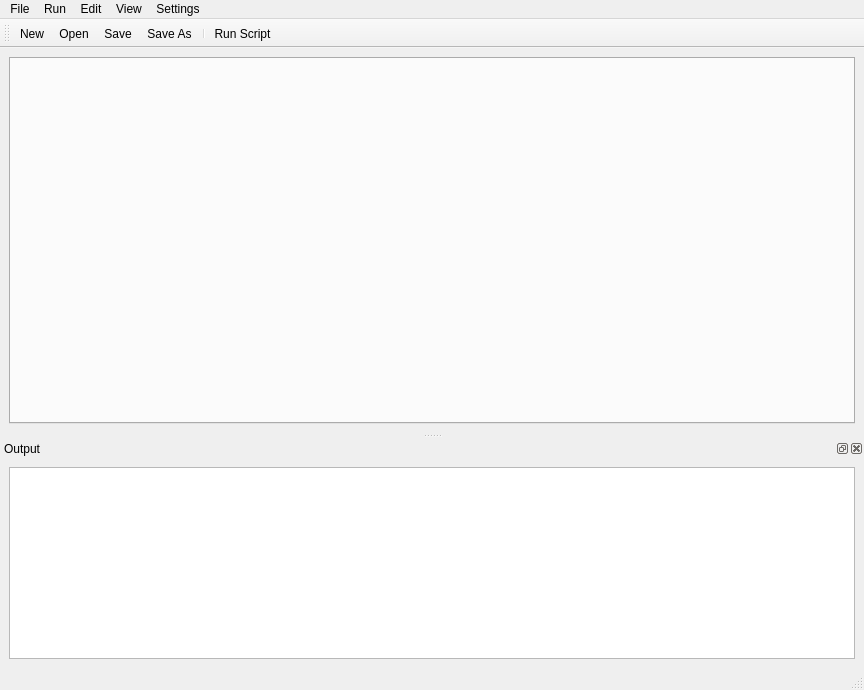
First picture: the form in Plugins/GUI/x4c_gui_layout.ui, repository bvbohnen/X4_Customizer, before the edit.
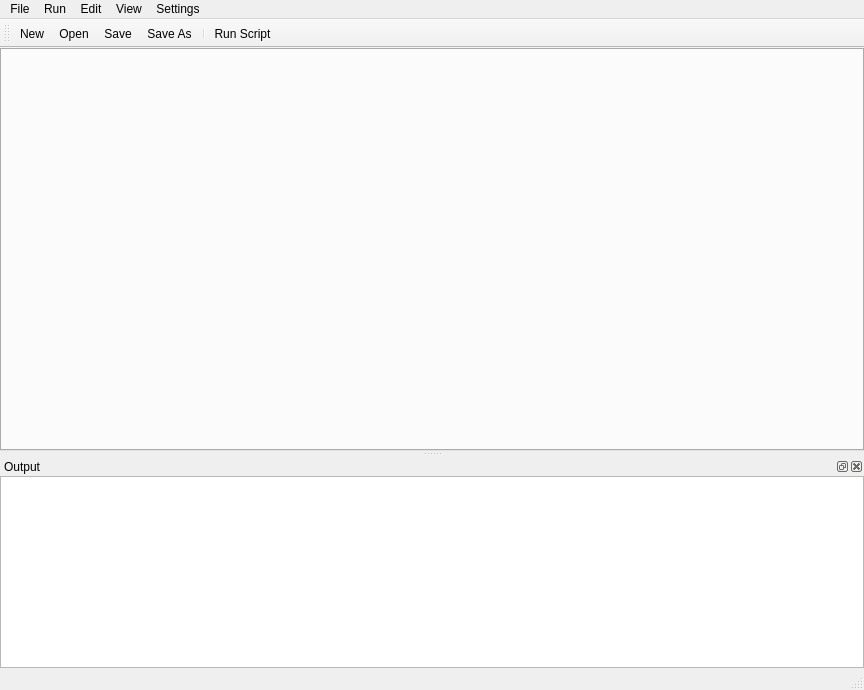
Second picture: the form after the edit.

```diff
--- a/Plugins/GUI/x4c_gui_layout.ui
+++ b/Plugins/GUI/x4c_gui_layout.ui
@@ -18,6 +18,18 @@
   </property>
   <widget class="QWidget" name="centralwidget">
    <layout class="QGridLayout" name="gridLayout_3">
+    <property name="leftMargin">
+     <number>0</number>
+    </property>
+    <property name="topMargin">
+     <number>0</number>
+    </property>
+    <property name="rightMargin">
+     <number>0</number>
+    </property>
+    <property name="bottomMargin">
+     <number>0</number>
+    </property>
     <item row="0" column="0">
      <widget class="QTabWidget" name="widget_tab_container">
       <property name="sizePolicy">
@@ -35,12 +47,6 @@
       <property name="currentIndex">
        <number>-1</number>
       </property>
-      <property name="tabsClosable">
-       <bool>true</bool>
-      </property>
-      <property name="movable">
-       <bool>true</bool>
-      </property>
      </widget>
     </item>
    </layout>
@@ -133,6 +139,18 @@
    </attribute>
    <widget class="QWidget" name="dockWidgetContents">
     <layout class="QHBoxLayout" name="horizontalLayout">
+     <property name="leftMargin">
+      <number>0</number>
+     </property>
+     <property name="topMargin">
+      <number>0</number>
+     </property>
+     <property name="rightMargin">
+      <number>0</number>
+     </property>
+     <property name="bottomMargin">
+      <number>0</number>
+     </property>
      <item>
       <widget class="QTextEdit" name="widget_output">
        <property name="sizePolicy">
```
